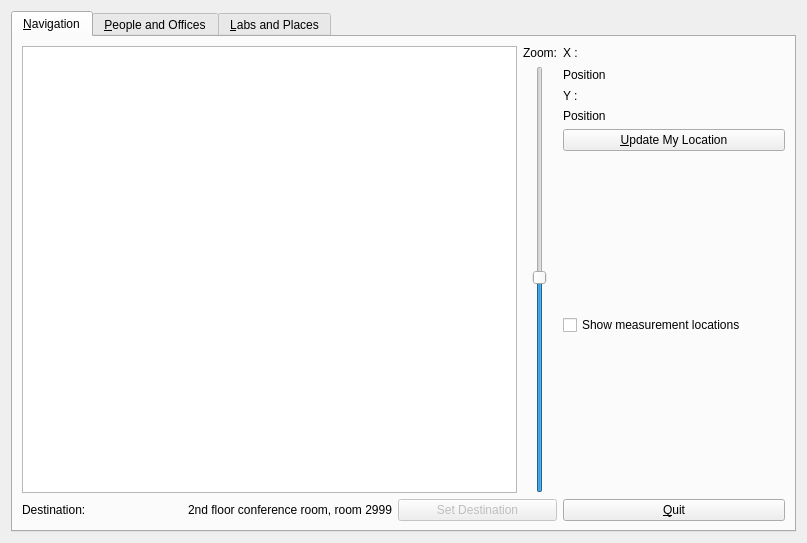
Qt form tool_suite/navigator/main_dialog.ui (jedivind/gtaiad) before a commit.
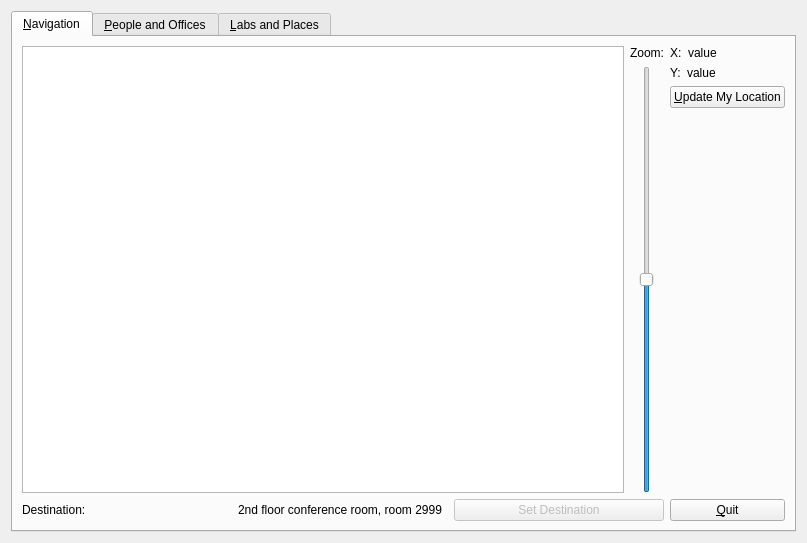
The same form after that commit.

Commit message: Updated GUI (zoom control scale, label changes, checkbox removal, layout resizing adjustments); fixed zoom controls to match other application

```diff
--- a/tool_suite/navigator/main_dialog.ui
+++ b/tool_suite/navigator/main_dialog.ui
@@ -26,7 +26,7 @@
       <attribute name="title">
        <string>&amp;Navigation</string>
       </attribute>
-      <layout class="QHBoxLayout" name="horizontalLayout_3">
+      <layout class="QHBoxLayout" name="horizontalLayout_7" stretch="1,0">
        <item>
         <layout class="QVBoxLayout" name="verticalLayout_2">
          <item>
@@ -47,8 +47,17 @@
               <layout class="QHBoxLayout" name="horizontalLayout">
                <item>
                 <widget class="QSlider" name="zoom_slider">
+                 <property name="minimum">
+                  <number>100</number>
+                 </property>
+                 <property name="maximum">
+                  <number>500</number>
+                 </property>
+                 <property name="pageStep">
+                  <number>20</number>
+                 </property>
                  <property name="value">
-                  <number>50</number>
+                  <number>300</number>
                  </property>
                  <property name="orientation">
                   <enum>Qt::Vertical</enum>
@@ -100,44 +109,40 @@
        <item>
         <layout class="QVBoxLayout" name="verticalLayout_3">
          <item>
-          <widget class="QLabel" name="Xlabel">
-           <property name="minimumSize">
-            <size>
-             <width>222</width>
-             <height>0</height>
-            </size>
-           </property>
+          <layout class="QHBoxLayout" name="horizontalLayout_3" stretch="0,1">
+           <item>
+            <widget class="QLabel" name="label_3">
            <property name="text">
-            <string>X :</string>
+              <string>X:</string>
            </property>
           </widget>
          </item>
          <item>
           <widget class="QLabel" name="x_pos_label">
-           <property name="minimumSize">
-            <size>
-             <width>222</width>
-             <height>17</height>
-            </size>
-           </property>
            <property name="text">
-            <string>Position</string>
+              <string>value</string>
            </property>
           </widget>
          </item>
+          </layout>
+         </item>
          <item>
-          <widget class="QLabel" name="ylabel">
+          <layout class="QHBoxLayout" name="horizontalLayout_6" stretch="0,1">
+           <item>
+            <widget class="QLabel" name="label_4">
            <property name="text">
-            <string>Y :</string>
+              <string>Y:</string>
            </property>
           </widget>
          </item>
          <item>
           <widget class="QLabel" name="y_pos_label">
            <property name="text">
-            <string>Position</string>
-           </property>
-          </widget>
+              <string>value</string>
+             </property>
+            </widget>
+           </item>
+          </layout>
          </item>
          <item>
           <widget class="QPushButton" name="update_location_button">
@@ -146,26 +151,6 @@
            </property>
           </widget>
          </item>
-         <item>
-          <spacer name="verticalSpacer_2">
-           <property name="orientation">
-            <enum>Qt::Vertical</enum>
-           </property>
-           <property name="sizeHint" stdset="0">
-            <size>
-             <width>20</width>
-             <height>40</height>
-            </size>
-           </property>
-          </spacer>
-         </item>
-         <item>
-          <widget class="QCheckBox" name="checkBox">
-           <property name="text">
-            <string>Show measurement locations</string>
-           </property>
-          </widget>
-         </item>
          <item>
           <spacer name="verticalSpacer">
            <property name="orientation">
```
Lines whose indentation alone changed are shown as unchanged. The commit also changes 1 other file.
